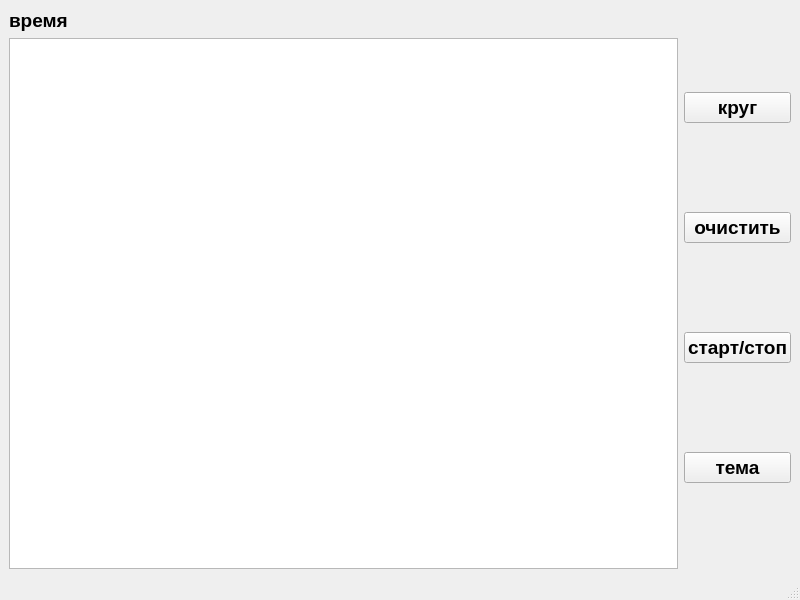
Anna1112333/QT_last, file Task5/mainwindow.ui: the form before one commit.
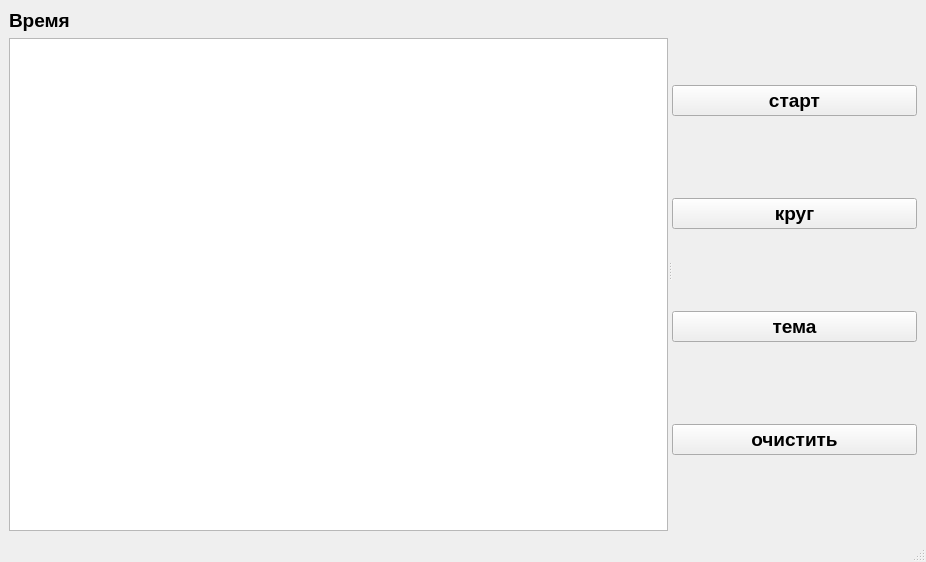
The form after the commit.

What changed in the file:
```diff
--- a/Task5/mainwindow.ui
+++ b/Task5/mainwindow.ui
@@ -6,8 +6,8 @@
    <rect>
     <x>0</x>
     <y>0</y>
-    <width>800</width>
-    <height>600</height>
+    <width>926</width>
+    <height>562</height>
    </rect>
   </property>
   <property name="windowTitle">
@@ -16,6 +16,13 @@
   <widget class="QWidget" name="centralwidget">
    <layout class="QGridLayout" name="gridLayout">
     <item row="0" column="0">
+     <widget class="QSplitter" name="splitter">
+      <property name="orientation">
+       <enum>Qt::Horizontal</enum>
+      </property>
+      <widget class="QWidget" name="verticalLayoutWidget_2">
+       <layout class="QVBoxLayout" name="verticalLayout_2">
+        <item>
      <widget class="QLabel" name="lb_time">
       <property name="font">
        <font>
@@ -24,14 +31,44 @@
        </font>
       </property>
       <property name="text">
-       <string>время</string>
+           <string>Время</string>
       </property>
      </widget>
     </item>
-    <item row="0" column="1" rowspan="2">
+        <item>
+         <widget class="QTextBrowser" name="tbr"/>
+        </item>
+       </layout>
+      </widget>
+      <widget class="QWidget" name="verticalLayoutWidget">
      <layout class="QVBoxLayout" name="verticalLayout">
+        <item>
+         <widget class="QPushButton" name="pb_ss">
+          <property name="sizePolicy">
+           <sizepolicy hsizetype="Preferred" vsizetype="Fixed">
+            <horstretch>0</horstretch>
+            <verstretch>0</verstretch>
+           </sizepolicy>
+          </property>
+          <property name="font">
+           <font>
+            <pointsize>14</pointsize>
+            <bold>true</bold>
+           </font>
+          </property>
+          <property name="text">
+           <string>старт</string>
+          </property>
+         </widget>
+        </item>
       <item>
        <widget class="QPushButton" name="pb_round">
+          <property name="sizePolicy">
+           <sizepolicy hsizetype="Preferred" vsizetype="Fixed">
+            <horstretch>0</horstretch>
+            <verstretch>0</verstretch>
+           </sizepolicy>
+          </property>
         <property name="font">
          <font>
           <pointsize>14</pointsize>
@@ -43,34 +80,20 @@
         </property>
        </widget>
       </item>
-      <item>
-       <widget class="QPushButton" name="pb_clear">
-        <property name="font">
-         <font>
-          <pointsize>14</pointsize>
-          <bold>true</bold>
-         </font>
-        </property>
-        <property name="text">
-         <string>очистить</string>
-        </property>
-       </widget>
-      </item>
-      <item>
-       <widget class="QPushButton" name="pb_ss">
-        <property name="font">
-         <font>
-          <pointsize>14</pointsize>
-          <bold>true</bold>
-         </font>
-        </property>
-        <property name="text">
-         <string>старт/стоп</string>
-        </property>
-       </widget>
-      </item>
       <item>
        <widget class="QPushButton" name="pb_t">
+          <property name="sizePolicy">
+           <sizepolicy hsizetype="Preferred" vsizetype="Fixed">
+            <horstretch>0</horstretch>
+            <verstretch>0</verstretch>
+           </sizepolicy>
+          </property>
+          <property name="baseSize">
+           <size>
+            <width>500</width>
+            <height>0</height>
+           </size>
+          </property>
         <property name="font">
          <font>
           <pointsize>14</pointsize>
@@ -91,10 +114,28 @@
         </property>
        </widget>
       </item>
-     </layout>
-    </item>
-    <item row="1" column="0">
-     <widget class="QTextBrowser" name="tbr"/>
+        <item>
+         <widget class="QPushButton" name="pb_clear">
+          <property name="sizePolicy">
+           <sizepolicy hsizetype="Preferred" vsizetype="Fixed">
+            <horstretch>0</horstretch>
+            <verstretch>0</verstretch>
+           </sizepolicy>
+          </property>
+          <property name="font">
+           <font>
+            <pointsize>14</pointsize>
+            <bold>true</bold>
+           </font>
+          </property>
+          <property name="text">
+           <string>очистить</string>
+          </property>
+         </widget>
+        </item>
+       </layout>
+      </widget>
+     </widget>
     </item>
    </layout>
   </widget>
```
Left out of the diff: 34 changed lines with no effect on the pictures. Lines whose indentation alone changed are shown as unchanged.
